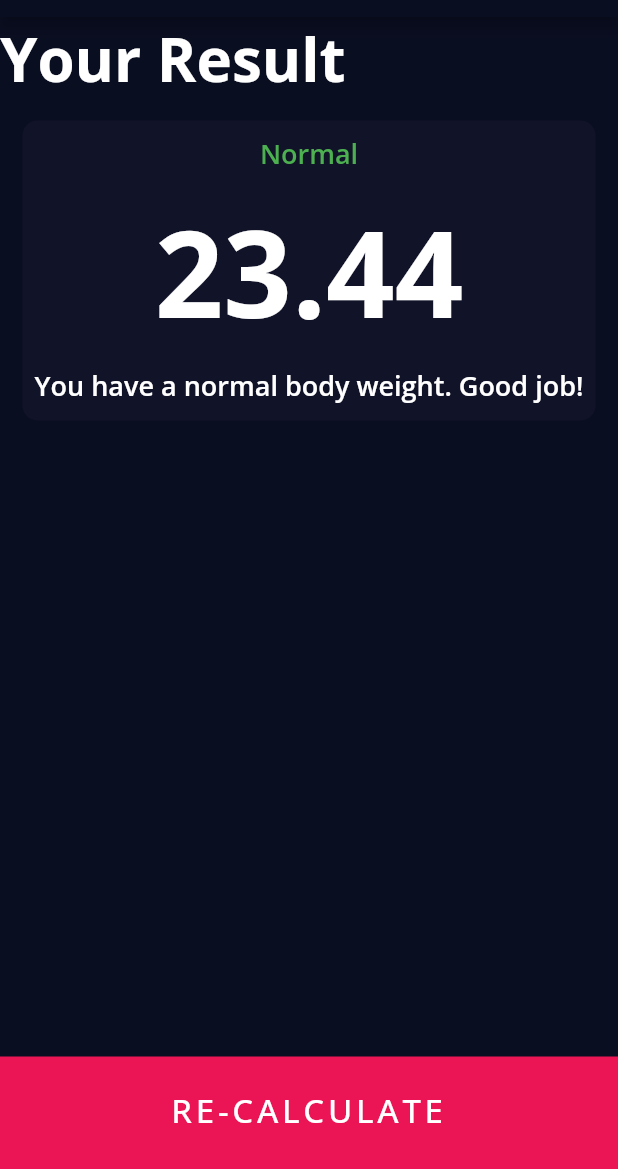
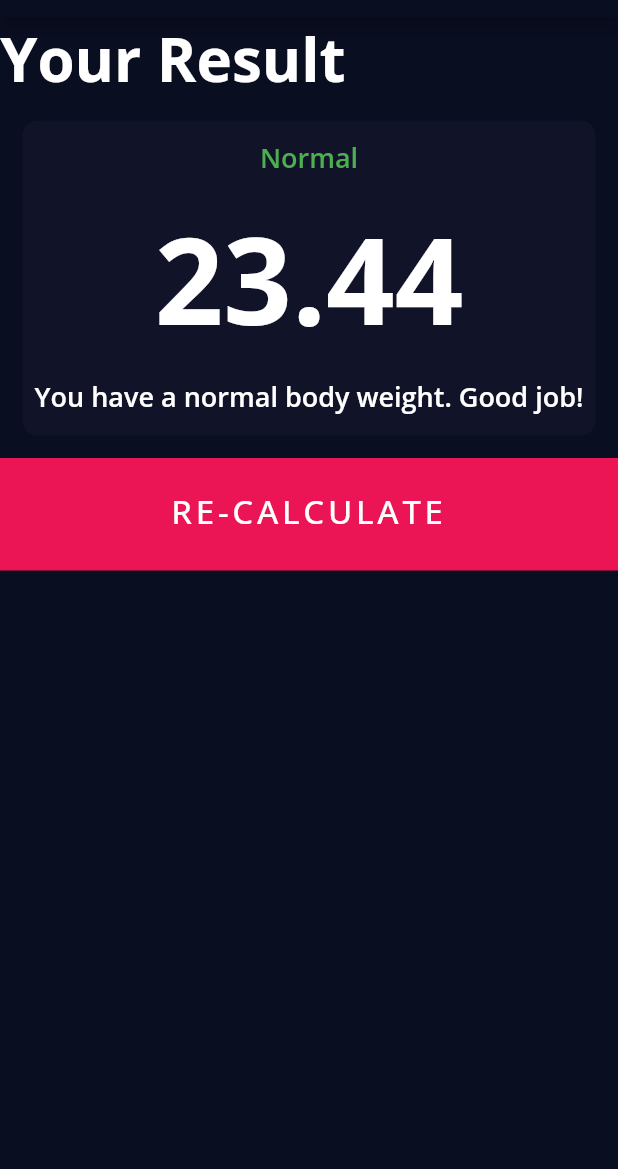
Before and after one commit to RaghavTheGreat1/bmi_calculator, a Flutter app: the screen it shows after launch, after a tap on "CALCULATE", on a phone screen of 412 x 824 dp, the part 67-1236 px from its top. Run offline on Flutter 3.47's test engine with Material 2 defaults, Android fonts, the phone set to English and light mode, and no system bars; our stand-ins replace font_awesome_flutter, google_fonts.

Commit message:
Layout Fixes

```diff
--- a/lib/about.dart
+++ b/lib/about.dart
@@ -31,8 +31,7 @@ class AboutDeveloper extends StatelessWidget {
                 ),
               ),
             ),
-            Expanded(
-              child: Row(
+            Row(
               mainAxisAlignment: MainAxisAlignment.center,
               children: <Widget>[
                 GestureDetector(
@@ -81,7 +80,6 @@ class AboutDeveloper extends StatelessWidget {
                 ),
               ],
             ),
-            ),
           ],
         ),
       ),
--- a/lib/main_page.dart
+++ b/lib/main_page.dart
@@ -55,16 +55,14 @@ class _MainPageState extends State<MainPage> {
                 })
           ],
         ),
-        body: Column(
-          children: <Widget>[
-            Expanded(
-              child: ListView(
+        body: ListView(
           children: <Widget>[
             Row(
+              mainAxisAlignment: MainAxisAlignment.spaceEvenly,
               children: <Widget>[
-                      Expanded(
-                        child: TappableMaterialCard(
+                TappableMaterialCard(
                   childCard: Column(
+
                     mainAxisAlignment: MainAxisAlignment.center,
                     children: <Widget>[
                       CustomizedIcon(
@@ -87,9 +85,7 @@ class _MainPageState extends State<MainPage> {
                     });
                   },
                 ),
-                      ),
-                      Expanded(
-                        child: TappableMaterialCard(
+                TappableMaterialCard(
                   childCard: Column(
                     mainAxisAlignment: MainAxisAlignment.center,
                     children: <Widget>[
@@ -113,11 +109,9 @@ class _MainPageState extends State<MainPage> {
                     });
                   },
                 ),
-                      ),
               ],
             ),
-                  Expanded(
-                    child: MaterialCard(
+            MaterialCard(
               materialCardColor: kMaterialCardColor,
               childCard: Column(
                 mainAxisAlignment: MainAxisAlignment.spaceEvenly,
@@ -164,11 +158,10 @@ class _MainPageState extends State<MainPage> {
                 ],
               ),
             ),
-                  ),
             Row(
+              mainAxisAlignment: MainAxisAlignment.spaceEvenly,
               children: <Widget>[
-                      Expanded(
-                        child: MaterialCard(
+                MaterialCard(
                   materialCardColor: kMaterialCardColor,
                   childCard: Column(
                     children: <Widget>[
@@ -216,9 +209,7 @@ class _MainPageState extends State<MainPage> {
                     ],
                   ),
                 ),
-                      ),
-                      Expanded(
-                          child: MaterialCard(
+                MaterialCard(
                   materialCardColor: kMaterialCardColor,
                   childCard: Column(
                 mainAxisAlignment: MainAxisAlignment.spaceEvenly,
@@ -257,11 +248,8 @@ class _MainPageState extends State<MainPage> {
                   ),
                 ],
                   ),
-                      )),
-                    ],
                 ),
               ],
-              ),
             ),
             BottomButton(
               displayText: 'CALCULATE',
--- a/lib/material_card.dart
+++ b/lib/material_card.dart
@@ -9,9 +9,8 @@ class MaterialCard extends StatelessWidget {
   @override
   Widget build(BuildContext context) {
     return Container(
-      height: 200,
+        constraints: BoxConstraints.expand(height: 210, width: 175.5),
         child: childCard,
-      width: double.infinity,
         margin: EdgeInsets.all(15.0),
         decoration: BoxDecoration(
     borderRadius: BorderRadius.circular(10),
--- a/lib/result_page.dart
+++ b/lib/result_page.dart
@@ -47,19 +47,15 @@ class ResultPage extends StatelessWidget {
                 })
           ],
         ),
-        body: Column(
-          children: <Widget>[
-            Expanded(
-              child: ListView(
-                scrollDirection: Axis.vertical,
+        body: ListView(
           children: <Widget>[
             Container(
               child: BoldTextLabel(
                 "Your Result",
                 textSize: 40,
-                  )),
-                  Expanded(
-                    child: MaterialCard(
+              ),
+            ),
+            MaterialCard(
               materialCardColor: kMaterialCardColor,
               childCard: Column(
                 mainAxisAlignment: MainAxisAlignment.spaceEvenly,
@@ -71,10 +67,6 @@ class ResultPage extends StatelessWidget {
                     labelText: bmiInterpret,
                     labelTextColor: Colors.white,
                   )
-                        ],
-                      ),
-                    ),
-                  ),
                 ],
               ),
             ),
```
Lines whose indentation alone changed are shown as unchanged.
